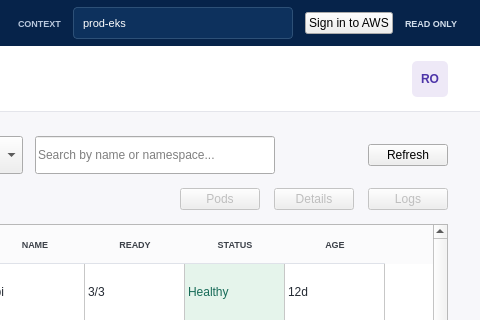
This is src/kubescope/ui/main_window.ui in dcotecnologia/kubescope as Qt 5 draws it before an edit; both pictures show x 500 to 980 and y 0 to 320 of the 980 by 640 pixel window. The edited form follows.
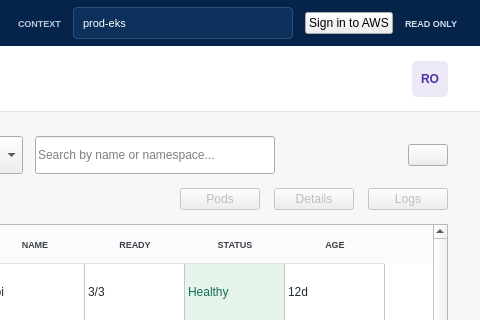
This is the edited form. The open tabs and pages were chosen to show the change. Icons and pictures are not drawn.

```diff
--- a/src/kubescope/ui/main_window.ui
+++ b/src/kubescope/ui/main_window.ui
@@ -936,7 +936,7 @@
                </item>
                <item>
                 <widget class="QPushButton" name="refreshButton">
-                 <property name="text">
+                 <property name="toolTip">
                   <string>Refresh</string>
                  </property>
                  <property name="variant" stdset="0">
```
Left out of the diff: 6 changed lines with no effect on the pictures.
